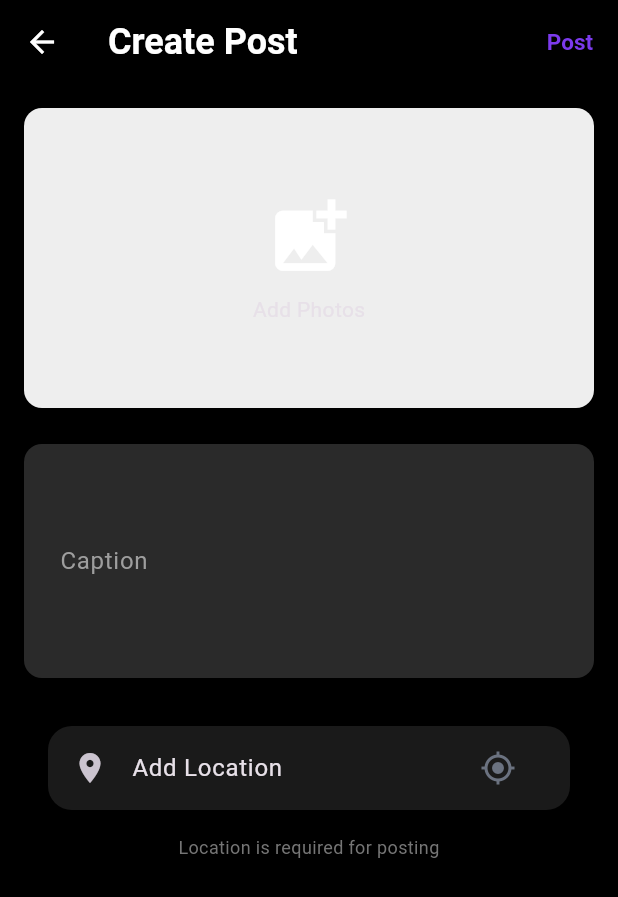
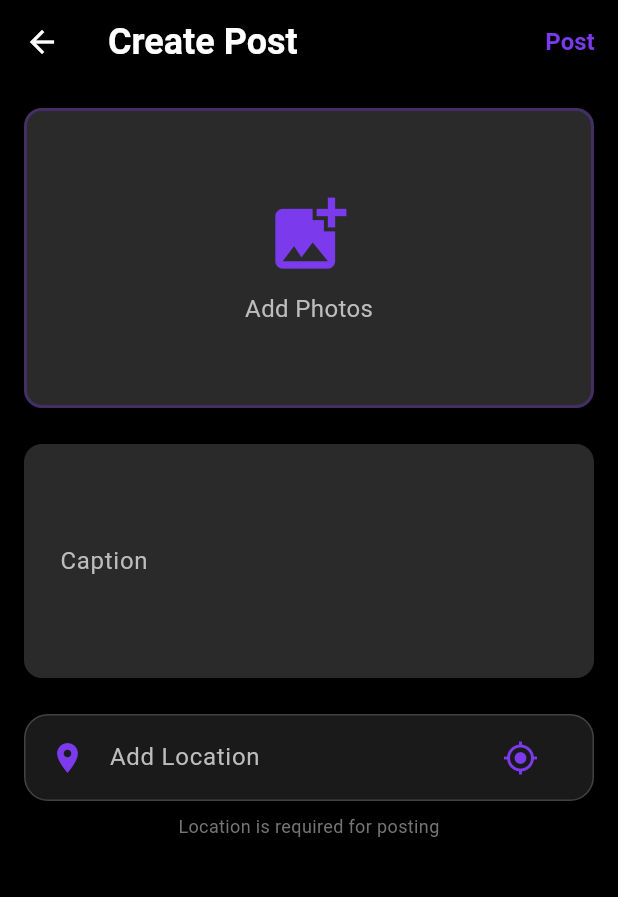
Before and after one commit to NnAsankaMadushan/TravelApp, a Flutter app: the CreatePostScreen screen opened directly, on a phone screen of 412 x 824 dp. Shown: the top 897 px of the screen. Run offline on Flutter 3.47's test engine with Material 3 defaults, Android fonts, the phone set to English and light mode, and no system bars; our stand-ins replace cached_network_image, cloud_firestore, firebase_auth, firebase_core, geocoding, geolocator and 3 more; missing offline and left inert: cloudinary_public; accounts and stored records are empty; network calls fail.

```diff
--- a/lib/screens/post/create_post_screen.dart
+++ b/lib/screens/post/create_post_screen.dart
@@ -10,6 +10,7 @@ import '../../models/location_model.dart';
 import '../../providers/auth_provider.dart';
 import '../../providers/post_provider.dart';
 import '../../services/storage_service.dart';
+import '../../theme/app_theme.dart';
 
 class CreatePostScreen extends StatefulWidget {
   const CreatePostScreen({super.key});
@@ -200,7 +201,17 @@ class _CreatePostScreenState extends State<CreatePostScreen> {
               ),
             )
           else
-            TextButton(onPressed: _createPost, child: const Text('Post')),
+            TextButton(
+              onPressed: _createPost,
+              child: Text(
+                'Post',
+                style: TextStyle(
+                  color: AppTheme.primaryPurple,
+                  fontWeight: FontWeight.bold,
+                  fontSize: 16,
+                ),
+              ),
+            ),
         ],
       ),
       body: SingleChildScrollView(
@@ -215,15 +226,29 @@ class _CreatePostScreenState extends State<CreatePostScreen> {
                 child: Container(
                   height: 200,
                   decoration: BoxDecoration(
-                    color: Colors.grey[200],
+                    color: const Color(0xFF2A2A2A),
                     borderRadius: BorderRadius.circular(12),
+                    border: Border.all(
+                      color: AppTheme.primaryPurple.withValues(alpha: 0.3),
+                      width: 2,
+                    ),
                   ),
-                  child: const Column(
+                  child: Column(
                     mainAxisAlignment: MainAxisAlignment.center,
                     children: [
-                      Icon(Icons.add_photo_alternate, size: 60),
-                      SizedBox(height: 8),
-                      Text('Add Photos', style: TextStyle(color.Colors.black)),
+                      Icon(
+                        Icons.add_photo_alternate,
+                        size: 60,
+                        color: AppTheme.primaryPurple,
+                      ),
+                      const SizedBox(height: 8),
+                      Text(
+                        'Add Photos',
+                        style: TextStyle(
+                          color: Colors.grey[400],
+                          fontSize: 16,
+                        ),
+                      ),
                     ],
                   ),
                 ),
@@ -286,33 +311,76 @@ class _CreatePostScreenState extends State<CreatePostScreen> {
             TextField(
               controller: _captionController,
               maxLines: 5,
-              decoration: const InputDecoration(
+              style: const TextStyle(color: Colors.white),
+              decoration: InputDecoration(
                 labelText: 'Caption',
+                labelStyle: TextStyle(color: Colors.grey[400]),
                 hintText: 'Share your travel story...',
-                border: OutlineInputBorder(),
+                hintStyle: TextStyle(color: Colors.grey[600]),
+                filled: true,
+                fillColor: const Color(0xFF2A2A2A),
+                border: OutlineInputBorder(
+                  borderRadius: BorderRadius.circular(12),
+                  borderSide: BorderSide.none,
+                ),
+                focusedBorder: OutlineInputBorder(
+                  borderRadius: BorderRadius.circular(12),
+                  borderSide: BorderSide(
+                    color: AppTheme.primaryPurple,
+                    width: 2,
+                  ),
+                ),
               ),
             ),
 
             const SizedBox(height: 24),
 
             // Location
-            Card(
+            Container(
+              decoration: BoxDecoration(
+                color: const Color(0xFF1A1A1A),
+                borderRadius: BorderRadius.circular(16),
+                border: Border.all(
+                  color: Colors.grey.shade800,
+                  width: 1,
+                ),
+              ),
               child: ListTile(
-                leading: const Icon(Icons.location_on),
+                leading: Icon(
+                  Icons.location_on,
+                  color: AppTheme.primaryPurple,
+                ),
                 title: _selectedLocation != null
-                    ? Text(_selectedLocation!.displayName)
-                    : const Text('Add Location'),
+                    ? Text(
+                        _selectedLocation!.displayName,
+                        style: const TextStyle(color: Colors.white),
+                      )
+                    : Text(
+                        'Add Location',
+                        style: TextStyle(color: Colors.grey[400]),
+                      ),
                 subtitle: _selectedLocation?.address != null
-                    ? Text(_selectedLocation!.address!)
+                    ? Text(
+                        _selectedLocation!.address!,
+                        style: TextStyle(color: Colors.grey[600]),
+                      )
                     : null,
                 trailing: _isLoadingLocation
                     ? const SizedBox(
                         width: 20,
                         height: 20,
-                        child: CircularProgressIndicator(strokeWidth: 2),
+                        child: CircularProgressIndicator(
+                          strokeWidth: 2,
+                          valueColor: AlwaysStoppedAnimation<Color>(
+                            AppTheme.primaryPurple,
+                          ),
+                        ),
                       )
                     : IconButton(
-                        icon: const Icon(Icons.my_location),
+                        icon: Icon(
+                          Icons.my_location,
+                          color: AppTheme.primaryPurple,
+                        ),
                         onPressed: _getCurrentLocation,
                       ),
               ),
```
Also changed, not shown: .claude/settings.local.json.
